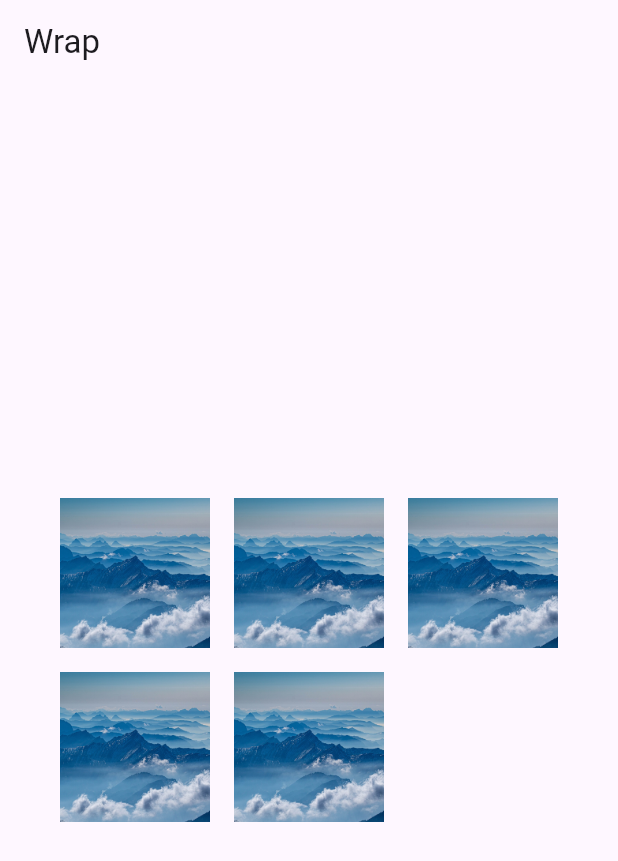
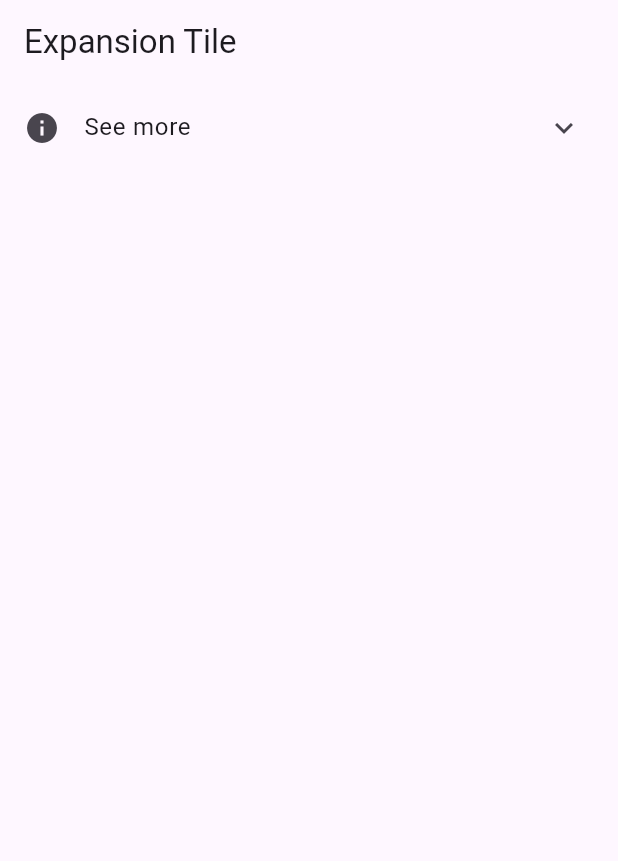
Before and after one commit to KRFLUTTERUG/wiki-flutter-widget, a Flutter app: the screen it shows after launch, on a phone screen of 412 x 824 dp. Shown: the top 861 px of the screen. Run offline on Flutter 3.47's test engine with Material 3 defaults, Android fonts, the phone set to English and light mode, and no system bars; our stand-ins replace fl_chart, gap.

Commit message:
feat : expansion tile

```diff
--- a/lib/main.dart
+++ b/lib/main.dart
@@ -2,6 +2,7 @@ import 'package:flutter/material.dart';
 import 'package:wiki_flutter_examples/package/20231025/fl_chart.dart';
 import 'package:wiki_flutter_examples/widget/20210123/adaptive.dart';
 import 'package:wiki_flutter_examples/widget/20210123/choicechip.dart';
+import 'package:wiki_flutter_examples/widget/20210123/expansiontile.dart';
 import 'package:wiki_flutter_examples/widget/20210123/fittedbox.dart';
 import 'package:wiki_flutter_examples/widget/20210123/hero.dart';
 import 'package:wiki_flutter_examples/widget/20210123/showsearch.dart';
@@ -28,6 +29,6 @@ class MyApp extends StatelessWidget {
           colorScheme: ColorScheme.fromSeed(seedColor: Colors.deepPurple),
           useMaterial3: true,
         ),
-        home: const MyWrap());
+        home: const MyExpansionTile());
   }
 }
--- /dev/null
+++ b/lib/widget/20210123/expansiontile.dart
@@ -0,0 +1,29 @@
+import 'package:flutter/material.dart';
+
+class MyExpansionTile extends StatefulWidget {
+  const MyExpansionTile({super.key});
+
+  @override
+  State<MyExpansionTile> createState() => _MyExpansionTileState();
+}
+
+class _MyExpansionTileState extends State<MyExpansionTile> {
+  @override
+  Widget build(BuildContext context) {
+    return Scaffold(
+      appBar: AppBar(
+        title: const Text('Expansion Tile'),
+      ),
+      body: const ExpansionTile(
+        title: Text('See more'),
+        leading: Icon(Icons.info),
+        backgroundColor: Colors.black12,
+        children: [
+          ListTile(title: Text('First'),),
+          ListTile(title: Text('Second'),),
+          ListTile(title: Text('Third'),)
+        ],
+      ),
+    );
+  }
+}
```
Also changed, not shown: 1 other file.
